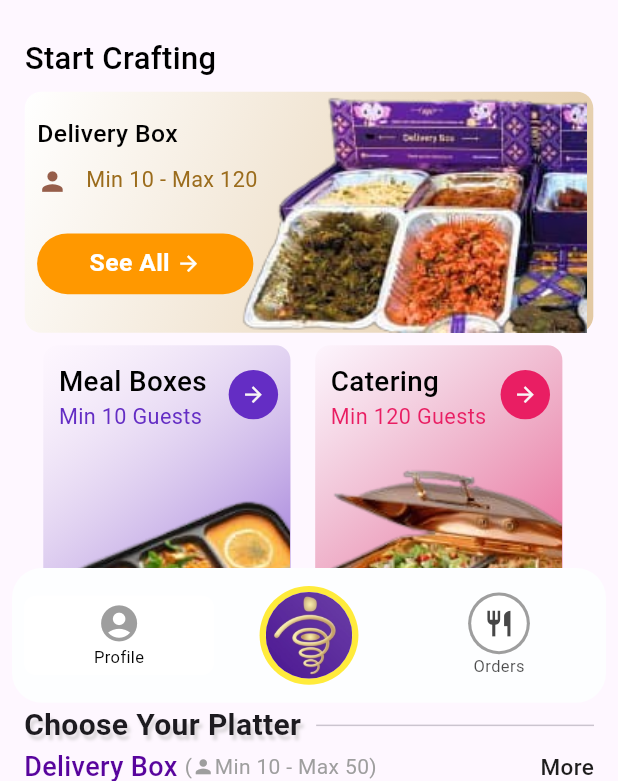
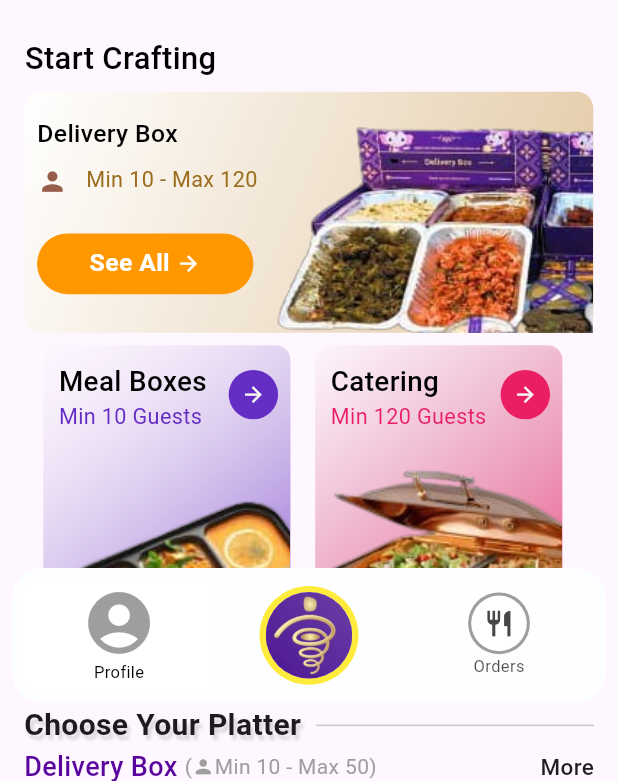
Before and after one commit to farhhhan/food_task, a Flutter app: the screen it shows after launch, on a phone screen of 412 x 824 dp, the part 455-1236 px from its top. Run offline on Flutter 3.47's test engine with Material 3 defaults, Android fonts, the phone set to English and light mode, and no system bars; drawn by our look-alikes of dotted_border, floating_bottom_navigation_bar; our stand-ins replace bloc, dotted_line, flutter_bloc.

Commit message:
third commit

```diff
--- a/lib/domain/offer/offerModel.dart
+++ b/lib/domain/offer/offerModel.dart
@@ -14,13 +14,13 @@ List offerList = [
   OfferModel(
       image: "images/Layer 2.png",
       content: "Enjoy your first order, the taste of our delicious food!'",
-      cuponCode: "FIRSTPLATE01"),
+      cuponCode: "FIRSTPLATE02"),
   OfferModel(
       image: "images/Layer 2.png",
       content: "Enjoy your first order, the taste of our delicious food!'",
-      cuponCode: "FIRSTPLATE01"),
+      cuponCode: "FIRSTPLATE03"),
   OfferModel(
       image: "images/Layer 2.png",
       content: "Enjoy your first order, the taste of our delicious food!'",
-      cuponCode: "FIRSTPLATE01")
+      cuponCode: "FIRSTPLATE04")
 ];
--- a/lib/presentation/custom_widget/catering_menu.dart
+++ b/lib/presentation/custom_widget/catering_menu.dart
@@ -22,25 +22,24 @@ class CateringMenus extends StatelessWidget {
               crossAxisAlignment: CrossAxisAlignment.start,
               children: [
                 Row(
+                  mainAxisAlignment: MainAxisAlignment.start,
                   children: [
-                    Expanded(
-                      child: Text(
-                        'Catering Menus',
-                        style: TextStyle(
-                          fontWeight: FontWeight.w500,
-                          fontSize: screenWidth * 0.05, // Responsive font size
-                          color: CustomColor.blueColor(),
-                        ),
+                    Text(
+                      'Catering Menus',
+                      style: TextStyle(
+                        fontWeight: FontWeight.w500,
+                        fontSize: screenWidth * 0.05, // Responsive font size
+                        color: CustomColor.blueColor(),
                       ),
                     ),
                     Text(
-                      "( ",
+                      " ( ",
                       style: TextStyle(color: Colors.grey),
                     ),
                     Icon(
                       Icons.person,
                       color: Colors.grey,
-                      size: screenWidth * 0.04, // Responsive icon size
+                      size: screenWidth * 0.04,
                     ),
                     Text(
                       " Min 200 )",
--- /dev/null
+++ b/lib/presentation/custom_widget/copen_widget.dart
@@ -0,0 +1,85 @@
+import 'package:flutter/material.dart';
+import 'package:flutter/services.dart';
+
+class CouponCodeWidget extends StatefulWidget {
+  final String cuponCode;
+
+  CouponCodeWidget({required this.cuponCode});
+
+  @override
+  _CouponCodeWidgetState createState() => _CouponCodeWidgetState();
+}
+
+class _CouponCodeWidgetState extends State<CouponCodeWidget> {
+  bool _copied = false;
+
+  void _copyToClipboard() {
+    Clipboard.setData(ClipboardData(text: widget.cuponCode));
+
+    setState(() {
+      _copied = true;
+    });
+
+    ScaffoldMessenger.of(context).showSnackBar(
+      SnackBar(
+        content: Text(
+          'Coupon code copied to clipboard!',
+          style: TextStyle(
+            color: Colors.white,
+            fontWeight: FontWeight.bold,
+          ),
+        ),
+        backgroundColor: Colors.deepOrangeAccent,
+        behavior: SnackBarBehavior.floating,
+        shape: RoundedRectangleBorder(
+          borderRadius: BorderRadius.circular(10),
+        ),
+        duration: Duration(seconds: 2),
+      ),
+    );
+
+    Future.delayed(Duration(seconds: 1), () {
+      setState(() {
+        _copied = false;
+      });
+    });
+  }
+
+  @override
+  Widget build(BuildContext context) {
+    return InkWell(
+      onTap: _copyToClipboard,
+      child: Stack(
+        alignment: Alignment.center,
+        children: [
+          Container(
+            height: MediaQuery.of(context).size.height * 0.04,
+            width: MediaQuery.of(context).size.width * 0.4,
+            alignment: Alignment.center,
+            child: Text(
+              widget.cuponCode,
+              style: TextStyle(
+                color: Color.fromARGB(255, 249, 184, 4),
+              ),
+            ),
+          ),
+          AnimatedOpacity(
+            opacity: _copied ? 1.0 : 0.0,
+            duration: Duration(milliseconds: 300),
+            child: Container(
+              color: Colors.black.withOpacity(0.7),
+              padding: EdgeInsets.symmetric(horizontal: 8, vertical: 4),
+              child: Text(
+                'Copied!',
+                style: TextStyle(
+                  color: Colors.white,
+                  fontWeight: FontWeight.bold,
+                ),
+              ),
+            ),
+          ),
+        ],
+      ),
+    );
+  }
+}
--- a/lib/presentation/custom_widget/delivery_box.dart
+++ b/lib/presentation/custom_widget/delivery_box.dart
@@ -1,5 +1,4 @@
 import 'package:flutter/material.dart';
-import 'package:flutter/widgets.dart';
 
 class DeliverBox extends StatelessWidget {
   const DeliverBox({
@@ -8,12 +7,12 @@ class DeliverBox extends StatelessWidget {
 
   @override
   Widget build(BuildContext context) {
-    // Get screen width and height using MediaQuery
+
     double screenWidth = MediaQuery.of(context).size.width;
     double screenHeight = MediaQuery.of(context).size.height;
 
     return Container(
-      height: screenHeight * 0.195, // Responsive height
+      height: screenHeight * 0.195,
       margin: EdgeInsets.symmetric(horizontal: screenWidth * 0.04), // Responsive margin
       decoration: BoxDecoration(
         borderRadius: BorderRadius.circular(11.0),
@@ -28,8 +27,11 @@ class DeliverBox extends StatelessWidget {
       ),
       child: Stack(
         children: [
-          Align(
-            alignment: Alignment.bottomRight, // Align the image to the bottom-left
+          Positioned(
+              bottom:0 ,
+              top: 20,
+              left: 160,
+              right: 0,
             child: Container(
               decoration: BoxDecoration(
                  borderRadius: BorderRadius.circular(11.0),
@@ -37,61 +39,60 @@ class DeliverBox extends StatelessWidget {
               height: screenHeight * 0.7,
               child: Image.asset(
                 'images/e-removebg-preview.png',
-                height: screenHeight * 0.7, // Responsive image height
-                width: screenWidth * 0.6, // Responsive image width
-                fit: BoxFit.contain,
+                height: screenHeight * 0.7,
+                width: screenWidth * 0.4,
+                fit: BoxFit.fill,
               ),
             ),
           ),
-          // Content over the image
           Padding(
-            padding: EdgeInsets.all(screenWidth * 0.02), // Responsive padding
+            padding: EdgeInsets.all(screenWidth * 0.02),
             child: Row(
               children: [
                 Expanded(
                   child: Column(
                     crossAxisAlignment: CrossAxisAlignment.start,
                     children: [
-                      SizedBox(height: screenHeight * 0.01), // Responsive SizedBox
+                      SizedBox(height: screenHeight * 0.01),
                       Flexible(
                         child: FittedBox(
                           fit: BoxFit.scaleDown,
                           child: Text(
                             "Delivery Box",
                             style: TextStyle(
-                              fontSize: screenWidth * 0.04, // Responsive font size
+                              fontSize: screenWidth * 0.04,
                               fontWeight: FontWeight.w500,
                               color: Colors.black,
                             ),
                           ),
                         ),
                       ),
-                      SizedBox(height: screenHeight * 0.01), // Responsive SizedBox
+                      SizedBox(height: screenHeight * 0.01),
                       Row(
                         children: [
                           Icon(
                             Icons.person,
-                            size: screenWidth * 0.05, // Responsive icon size
+                            size: screenWidth * 0.05,
                             color: const Color.fromARGB(255, 150, 94, 74),
                           ),
-                          SizedBox(width: screenWidth * 0.02), // Responsive spacing
+                          SizedBox(width: screenWidth * 0.02),
                           Text(
                             " Min 10 - Max 120",
                             style: TextStyle(
                               color: const Color.fromARGB(255, 155, 108, 28),
-                              fontSize: screenWidth * 0.035, // Responsive font size
+                              fontSize: screenWidth * 0.035,
                             ),
                           ),
                         ],
                       ),
-                      SizedBox(height: screenHeight * 0.03), // Responsive SizedBox
+                      SizedBox(height: screenHeight * 0.03),
                       GestureDetector(
                         onTap: () {},
                         child: Container(
-                          width: screenWidth * 0.35, // Responsive width
+                          width: screenWidth * 0.35,
                           padding: EdgeInsets.symmetric(
-                            horizontal: screenWidth * 0.04, // Responsive horizontal padding
-                            vertical: screenHeight * 0.01, // Responsive vertical padding
+                            horizontal: screenWidth * 0.04,
+                            vertical: screenHeight * 0.01,
                           ),
                           decoration: const BoxDecoration(
                             color: Colors.orange,
@@ -107,12 +108,12 @@ class DeliverBox extends StatelessWidget {
                                   style: TextStyle(
                                     color: Colors.white,
                                     fontWeight: FontWeight.bold,
-                                    fontSize: screenWidth * 0.04, // Responsive font size
+                                    fontSize: screenWidth * 0.04,
                                   ),
                                 ),
                                 Icon(
                                   Icons.arrow_forward,
-                                  size: screenWidth * 0.04, // Responsive icon size
+                                  size: screenWidth * 0.04,
                                   color: Colors.white,
                                 ),
                               ],
@@ -123,7 +124,7 @@ class DeliverBox extends StatelessWidget {
                     ],
                   ),
                 ),
-                SizedBox(width: screenWidth * 0.03), // Responsive spacing
+                SizedBox(width: screenWidth * 0.03),
               ],
             ),
           ),
--- a/lib/presentation/custom_widget/image_conatiner.dart
+++ b/lib/presentation/custom_widget/image_conatiner.dart
@@ -1,6 +1,7 @@
 import 'package:flutter/material.dart';
 import 'package:food_app/domain/mealBox/mealBoxModel.dart';
 
+// ignore: must_be_immutable
 class ItemBox extends StatelessWidget {
 MealBoxModel mealBoxModel;
 
--- a/lib/presentation/custom_widget/offer_box.dart
+++ b/lib/presentation/custom_widget/offer_box.dart
@@ -1,6 +1,8 @@
 import 'package:flutter/material.dart';
 import 'package:dotted_border/dotted_border.dart';
+import 'package:flutter/services.dart';
 import 'package:food_app/domain/offer/offerModel.dart';
+import 'package:food_app/presentation/custom_widget/copen_widget.dart';
 
 class OfferContainer extends StatelessWidget {
   final OfferModel offerModel;
@@ -39,10 +41,11 @@ class OfferContainer extends StatelessWidget {
                   Expanded(
                     child: Text(
                       offerModel.content!,
-                      maxLines: 3, // Limit content to 3 lines
+                      maxLines: 3,
                       overflow: TextOverflow.clip,
                       style: TextStyle(
-                        fontSize: screenWidth * 0.04, // Adjusted font size for better fit
+                        fontSize: screenWidth *
+                            0.04,
                         fontWeight: FontWeight.bold,
                         color: Colors.white,
                       ),
@@ -57,28 +60,18 @@ class OfferContainer extends StatelessWidget {
                       strokeWidth: 1,
                       dashPattern: const [6, 3],
                       radius: const Radius.circular(4),
-                      child: Container(
-                        height: screenHeight * 0.04, // Responsive height
-                        width: screenWidth * 0.4, // Responsive width
-                        alignment: Alignment.center,
-                        child: Text(
-                          '${offerModel.cuponCode}',
-                          style: TextStyle(
-                            color: Color.fromARGB(255, 249, 184, 4),
-                          ),
-                        ),
-                      ),
+                      child: CouponCodeWidget(cuponCode: offerModel.cuponCode!,)
                     ),
                   ),
                 ],
               ),
             ),
-            SizedBox(width: screenWidth * 0.1), // Responsive spacing between text and image
+            SizedBox(width: screenWidth * 0.1),
             Flexible(
               child: Image.asset(
                 '${offerModel.image}',
-                height: screenHeight * 0.25, // Responsive image height
-                width: screenWidth * 0.35, // Responsive image width
+                height: screenHeight * 0.25,
+                width: screenWidth * 0.35,
                 fit: BoxFit.contain,
               ),
             ),
@@ -97,8 +90,8 @@ class OfferContainerWidget extends StatelessWidget {
   @override
   Widget build(BuildContext context) {
     return SizedBox(
-      height: MediaQuery.of(context).size.height * 0.2, // Responsive height
-      width: MediaQuery.of(context).size.width, // Full screen width
+      height: MediaQuery.of(context).size.height * 0.2,
+      width: MediaQuery.of(context).size.width,
       child: ListView.builder(
         scrollDirection: Axis.horizontal,
         itemCount: offerList.length,
--- a/lib/presentation/custom_widget/plater_choosing.dart
+++ b/lib/presentation/custom_widget/plater_choosing.dart
@@ -1,5 +1,4 @@
 import 'package:flutter/material.dart';
-import 'package:flutter/widgets.dart';
 import 'package:food_app/utils/color.dart';
 
 class Plater_choosing extends StatelessWidget {
@@ -21,9 +20,9 @@ class Plater_choosing extends StatelessWidget {
                 fontSize: 20,
                 shadows: [
                   Shadow(
-                    offset: Offset(2.0, 3.0), // Position of the shadow
-                    blurRadius: 2.0, // Blur radius of the shadow
-                    color: Color.fromARGB(147, 192, 190, 190), // Color and opacity of the shadow
+                    offset: Offset(2.0, 3.0),
+                    blurRadius: 2.0,
+                    color: Color.fromARGB(147, 192, 190, 190),
                   ),
                 ],
               ),
--- a/lib/presentation/home/home_screen.dart
+++ b/lib/presentation/home/home_screen.dart
@@ -70,7 +70,7 @@ class _HomeScreenState extends State<HomeScreen> {
               left: 0,
               right: 0,
               child: Container(
-                height: screenHeight * 0.17, // Adjust height based on screen size
+                height: screenHeight * 0.17,
                 child: FloatingNavbar(
                   backgroundColor: const Color.fromARGB(255, 253, 254, 255),
                   selectedItemColor: const Color.fromARGB(255, 4, 4, 4),
@@ -81,7 +81,7 @@ class _HomeScreenState extends State<HomeScreen> {
                     FloatingNavbarItem(
                       customWidget: Icon(
                         Icons.account_circle,
-                        size: screenWidth * 0.07, // Responsive icon size
+                        size: screenWidth * 0.12,
                         color: Colors.grey,
                       ),
                       title: 'Profile',
@@ -90,25 +90,25 @@ class _HomeScreenState extends State<HomeScreen> {
                       icon: Icons.image,
                       customWidget: CircleAvatar(
                         backgroundColor: Colors.yellow,
-                        radius: screenWidth * 0.08, // Responsive radius
+                        radius: screenWidth * 0.08,
                         child: CircleAvatar(
                           backgroundImage: AssetImage('images/bottom.jpg'),
-                          radius: screenWidth * 0.07, // Responsive radius
+                          radius: screenWidth * 0.07,
                         ),
                       ),
                     ),
                     FloatingNavbarItem(
                         title: 'Orders',
                         customWidget: CircleAvatar(
-                          maxRadius: screenWidth * 0.05, // Responsive max radius
+                          maxRadius: screenWidth * 0.05,
                           backgroundColor: Colors.grey,
                           child: CircleAvatar(
-                            maxRadius: screenWidth * 0.045, // Responsive max radius
+                            maxRadius: screenWidth * 0.045,
                             backgroundColor: Colors.white,
                             child: Center(
                               child: Icon(
                                 Icons.restaurant,
-                                size: screenWidth * 0.05, // Responsive icon size
+                                size: screenWidth * 0.05,
                                 color: Color.fromARGB(255, 71, 71, 71),
                               ),
                             ),
@@ -117,7 +117,7 @@ class _HomeScreenState extends State<HomeScreen> {
                   ],
                   currentIndex: _selectedIndex,
                   onTap: _onItemTapped,
-                  iconSize: screenWidth * 0.07, // Responsive icon size
+                  iconSize: screenWidth * 0.07,
                 ),
               ),
             ),
```
